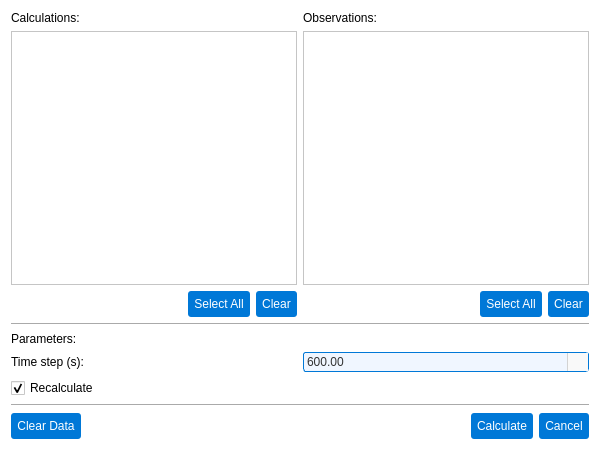
Torward1024/pAstroCORE, file pastrocore/gui_pyside/dialog_calculations.ui: the form before one commit.
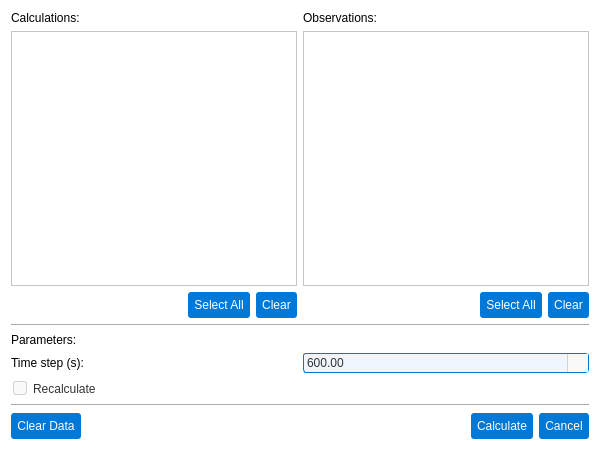
The form after the commit. Icons and pictures are not drawn.

Diff of the .ui file:
```diff
--- a/pastrocore/gui_pyside/dialog_calculations.ui
+++ b/pastrocore/gui_pyside/dialog_calculations.ui
@@ -423,6 +423,85 @@
      </item>
      <item row="1" column="0" colspan="2">
       <widget class="QCheckBox" name="recalculateCheck">
+       <property name="styleSheet">
+        <string notr="true">/* Основной стиль QCheckBox */
+QCheckBox {
+    font-family: Arial;
+    font-size: 9pt;
+    color: #333333;
+    spacing: 6px;
+    padding: 2px;
+    outline: none;
+}
+
+QCheckBox::item {
+    padding: 2px;
+}
+
+/* Индикатор чекбокса */
+QCheckBox::indicator {
+    width: 12px;
+    height: 12px;
+    border-radius: 3px;
+    border: 1px solid #d3d3d3;
+    background-color: #f9f9f9;
+}
+
+/* Unchecked состояние */
+QCheckBox::indicator:unchecked {
+    border: 1px solid #d3d3d3;
+    background-color: #f9f9f9;
+    image: none;
+}
+
+QCheckBox::indicator:unchecked:hover {
+    border: 1px solid #1a8cff;
+    background-color: #f0f6ff;
+    image: none;
+}
+
+QCheckBox::indicator:unchecked:focus {
+    border: 1px solid #005bb5;
+    background-color: #f0f6ff;
+    image: none;
+}
+
+/* Checked состояние - БЕЛЫЙ ФОН, стандартная граница */
+QCheckBox::indicator:checked {
+    border: 1px solid #0078d7;
+    background-color: #ffffff; /* Белый фон */
+    image: url(:/icons/check_icon.svg);
+}
+
+QCheckBox::indicator:checked:hover {
+    border: 1px solid #1a8cff; /* Стандартная толщина */
+    background-color: #ffffff; /* Белый фон */
+    image: url(:/icons/check_icon_hover.svg);
+}
+
+QCheckBox::indicator:checked:focus {
+    border: 1px solid #005bb5; /* Стандартная толщина */
+    background-color: #ffffff; /* Белый фон */
+    image: url(:/icons/check_icon.svg);
+}
+
+/* Disabled состояния */
+QCheckBox::indicator:unchecked:disabled {
+    border: 1px solid #e0e0e0;
+    background-color: #f5f5f5;
+    image: none;
+}
+
+QCheckBox::indicator:checked:disabled {
+    border: 1px solid #cccccc;
+    background-color: #f0f0f0; /* Светло-серый фон */
+    image: url(:/icons/check_icon_disabled.svg);
+}
+
+QCheckBox:disabled {
+    color: #999999;
+}</string>
+       </property>
        <property name="text">
         <string>Recalculate</string>
        </property>
```
